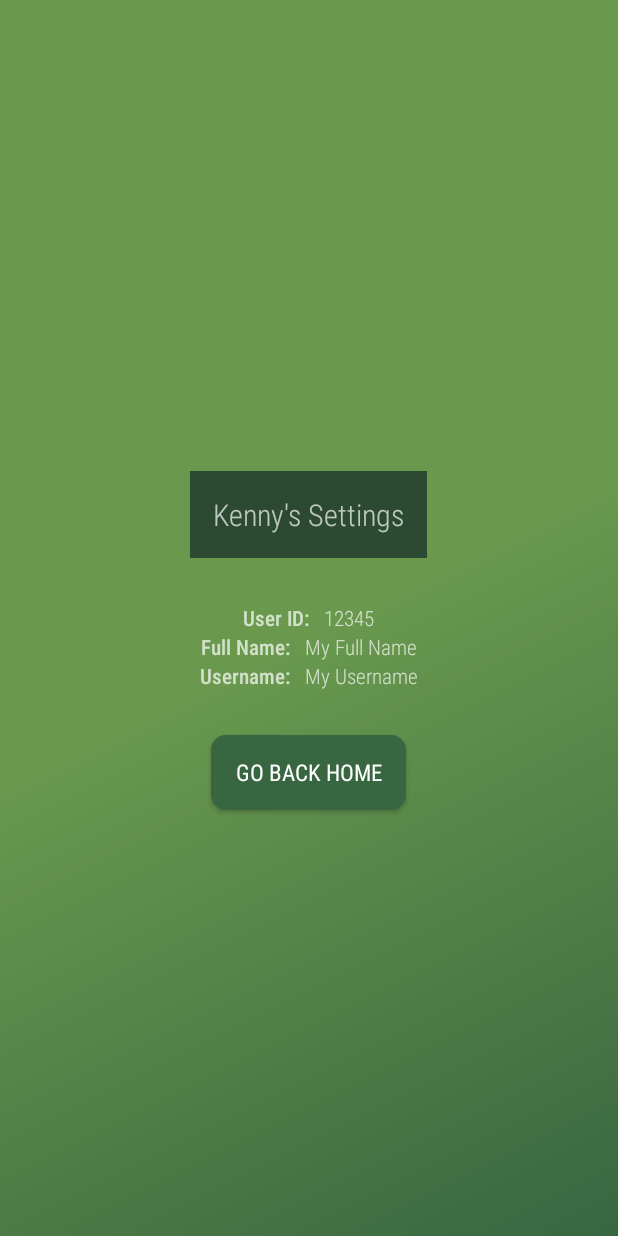
After one commit to heavykenny/charismaticapp, an Android app: the ProfileActivity screen opened directly, with no data from a screen before it, on a phone screen of 412 x 824 dp. The commit adds this screen. Run offline under Robolectric (Android 15) with nearby library versions, the phone set to English and light mode, and no system bars; 4 statements that could not run were skipped.

Commit message:
adding settings

```diff
--- a/app/src/main/AndroidManifest.xml
+++ b/app/src/main/AndroidManifest.xml
@@ -16,6 +16,12 @@
         android:supportsRtl="true"
         android:theme="@style/Theme.AppCompat.NoActionBar"
         tools:targetApi="31">
+        <activity
+            android:name=".ui.ProfileActivity"
+            android:exported="false" />
+        <activity
+            android:name=".ui.SettingsActivity"
+            android:exported="false" />
         <activity
             android:name=".ui.ViewNoteActivity"
             android:exported="false" />
--- a/app/src/main/java/com/example/charismaticapp/models/UserModel.java
+++ b/app/src/main/java/com/example/charismaticapp/models/UserModel.java
@@ -92,4 +92,8 @@ public class UserModel implements Parcelable {
         dest.writeInt(id);
         dest.writeString(password);
     }
+
+    public String getFullName() {
+        return this.firstName + " " + this.lastName;
+    }
 }
--- /dev/null
+++ b/app/src/main/java/com/example/charismaticapp/ui/ProfileActivity.java
@@ -0,0 +1,50 @@
+package com.example.charismaticapp.ui;
+
+import android.content.Intent;
+import android.os.Bundle;
+import android.view.View;
+import android.widget.Button;
+import android.widget.TextView;
+
+import androidx.appcompat.app.AppCompatActivity;
+
+import com.example.charismaticapp.R;
+import com.example.charismaticapp.models.UserModel;
+
+public class ProfileActivity extends AppCompatActivity {
+
+    TextView txtName;
+    TextView txtUserId;
+    TextView txtFullName;
+    TextView txtUsername;
+    Button btnGoHome;
+
+    @Override
+    protected void onCreate(Bundle savedInstanceState) {
+        super.onCreate(savedInstanceState);
+        setContentView(R.layout.activity_profile);
+
+        UserModel userModel = getIntent().getParcelableExtra("UserModel");
+
+        txtName = findViewById(R.id.txtName);
+        txtUserId = findViewById(R.id.txtUserId);
+        txtFullName = findViewById(R.id.txtFullName);
+        txtUsername = findViewById(R.id.txtUsername);
+        btnGoHome = findViewById(R.id.btnGoHome);
+
+        txtName.setText(userModel.getFullName() + "'s Settings");
+        txtUserId.setText(String.valueOf(userModel.getId()));
+        txtFullName.setText(userModel.getFullName());
+        txtUsername.setText(userModel.getUsername());
+
+        btnGoHome.setOnClickListener(v -> {
+            Intent intent = new Intent(ProfileActivity.this, HomeScreenActivity.class);
+            // REFERENCE - https://stackoverflow.com/a/39078856/9332871
+            intent.addFlags(Intent.FLAG_ACTIVITY_REORDER_TO_FRONT);
+            intent.setExtrasClassLoader(UserModel.class.getClassLoader());
+            intent.putExtra("UserModel", userModel);
+            startActivity(intent);
+        });
+
+    }
+}
--- a/app/src/main/res/layout/activity_home_screen.xml
+++ b/app/src/main/res/layout/activity_home_screen.xml
@@ -67,6 +67,7 @@
                 android:layout_weight="1">
 
                 <Button
+                    android:onClick="showSettingActivity"
                     style="@style/button_homepage"
                     android:layout_width="300dp"
                     android:layout_height="600dp"
--- /dev/null
+++ b/app/src/main/res/layout/activity_profile.xml
@@ -0,0 +1,100 @@
+<?xml version="1.0" encoding="utf-8"?>
+<LinearLayout xmlns:android="http://schemas.android.com/apk/res/android"
+    xmlns:tools="http://schemas.android.com/tools"
+    android:layout_width="match_parent"
+    android:layout_height="match_parent"
+    android:background="@drawable/background1"
+    android:gravity="center"
+    android:orientation="vertical"
+    tools:context=".ui.ProfileActivity">
+
+    <TextView
+        android:id="@+id/txtName"
+        android:layout_width="wrap_content"
+        android:layout_height="wrap_content"
+        android:layout_marginTop="30dp"
+        android:layout_marginBottom="30dp"
+        android:background="@color/hunter_green_deep"
+        android:fontFamily="sans-serif-condensed-light"
+        android:padding="15dp"
+        android:text="Kenny's Settings"
+        android:textSize="20sp" />
+
+    <LinearLayout
+        android:layout_width="match_parent"
+        android:layout_height="wrap_content"
+        android:gravity="center"
+        android:orientation="horizontal">
+
+        <TextView
+            android:layout_width="wrap_content"
+            android:layout_height="wrap_content"
+            android:layout_marginEnd="10dp"
+            android:fontFamily="sans-serif-condensed-light"
+            android:text="User ID:"
+            android:textStyle="bold" />
+
+        <TextView
+            android:id="@+id/txtUserId"
+            android:layout_width="wrap_content"
+            android:layout_height="wrap_content"
+            android:fontFamily="sans-serif-condensed-light"
+            android:text="12345" />
+    </LinearLayout>
+
+    <LinearLayout
+        android:layout_width="match_parent"
+        android:layout_height="wrap_content"
+        android:gravity="center"
+        android:orientation="horizontal">
+
+        <TextView
+            android:layout_width="wrap_content"
+            android:layout_height="wrap_content"
+            android:layout_marginEnd="10dp"
+            android:fontFamily="sans-serif-condensed-light"
+            android:text="Full Name:"
+            android:textStyle="bold" />
+
+        <TextView
+            android:id="@+id/txtFullName"
+            android:layout_width="wrap_content"
+            android:layout_height="wrap_content"
+            android:fontFamily="sans-serif-condensed-light"
+            android:text="My Full Name" />
+    </LinearLayout>
+
+    <LinearLayout
+        android:layout_width="match_parent"
+        android:layout_height="wrap_content"
+        android:gravity="center"
+        android:orientation="horizontal">
+
+        <TextView
+            android:layout_width="wrap_content"
+            android:layout_height="wrap_content"
+            android:layout_marginEnd="10dp"
+            android:fontFamily="sans-serif-condensed-light"
+            android:text="Username:"
+            android:textStyle="bold" />
+
+        <TextView
+            android:id="@+id/txtUsername"
+            android:layout_width="wrap_content"
+            android:layout_height="wrap_content"
+            android:fontFamily="sans-serif-condensed-light"
+            android:text="My Username" />
+    </LinearLayout>
+
+    <Button
+        android:id="@+id/btnGoHome"
+        android:layout_width="130dp"
+        android:layout_height="50dp"
+        android:layout_marginTop="30dp"
+        android:background="@drawable/rounded_button"
+        android:backgroundTint="@color/hunter_green"
+        android:fontFamily="sans-serif-condensed"
+        android:text="Go back home"
+        android:textSize="15sp" />
+
+</LinearLayout>
```
Also changed, not shown: app/src/main/java/com/example/charismaticapp/states/CacheManagement.java (added, +31 -0 lines), app/src/main/java/com/example/charismaticapp/ui/HomeScreenActivity.java (+39 -17 lines), app/src/main/java/com/example/charismaticapp/ui/LoginActivity.java (+9 -15 lines), app/src/main/java/com/example/charismaticapp/ui/SettingsActivity.java (added, +53 -0 lines), app/src/main/res/layout/activity_settings.xml (added, +39 -0 lines).
